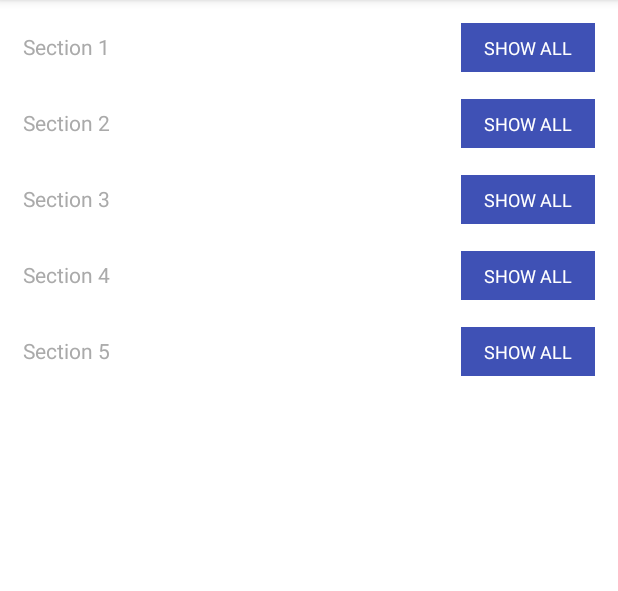
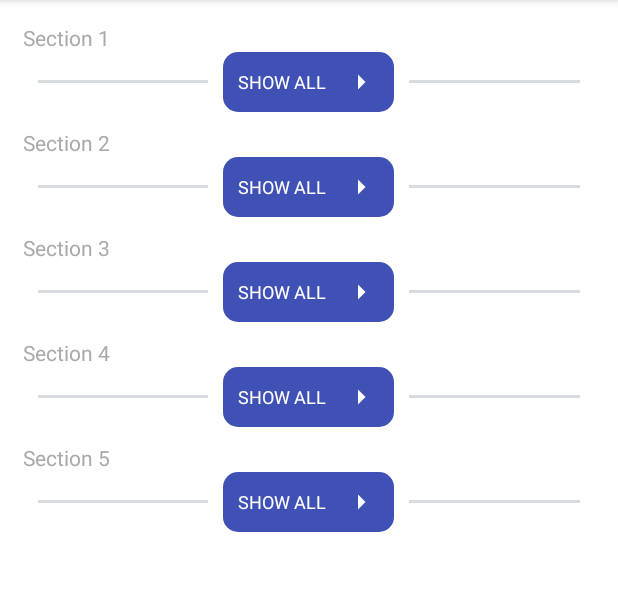
Before and after one commit to redoy-ahmed/SectionedRecyclerView, an Android app: the RecyclerViewActivity screen opened directly, with no data from a screen before it, on a phone screen of 412 x 824 dp, the part 84-675 px from its top. Run offline under Robolectric (Android 15) with nearby library versions, the phone set to English and light mode, and no system bars; 2 statements that could not run were skipped.

Commit message:
button position change

```diff
--- /dev/null
+++ b/app/src/main/res/drawable/arrow_right.xml
@@ -0,0 +1,5 @@
+<vector android:autoMirrored="true" android:height="24dp"
+    android:tint="#FEFEFE" android:viewportHeight="24"
+    android:viewportWidth="24" android:width="24dp" xmlns:android="http://schemas.android.com/apk/res/android">
+    <path android:fillColor="@android:color/white" android:pathData="M10,17l5,-5 -5,-5v10z"/>
+</vector>
--- /dev/null
+++ b/app/src/main/res/drawable/button_shape.xml
@@ -0,0 +1,6 @@
+<?xml version="1.0" encoding="utf-8"?>
+<shape xmlns:android="http://schemas.android.com/apk/res/android">
+    <solid
+        android:color="@color/colorPrimary"/>
+    <corners android:radius="10dp"/>
+</shape>
--- a/app/src/main/res/layout/section_custom_row_layout.xml
+++ b/app/src/main/res/layout/section_custom_row_layout.xml
@@ -10,32 +10,74 @@
         android:id="@+id/section_label"
         android:layout_width="wrap_content"
         android:layout_height="wrap_content"
-        android:layout_alignBaseline="@+id/section_show_all_button"
         android:layout_alignParentLeft="true"
         android:textColor="@android:color/darker_gray"
         android:textSize="14sp" />
 
+    <LinearLayout
+        android:layout_width="match_parent"
+        android:layout_height="wrap_content"
+        android:weightSum="3"
+        android:layout_marginStart="10dp"
+        android:layout_marginEnd="10dp"
+        android:layout_below="@id/item_recycler_view">
+
+        <View
+            android:id="@+id/line_row"
+            android:layout_width="0dp"
+            android:layout_height="2dp"
+            android:layout_weight="1"
+            android:padding="5dp"
+            android:layout_gravity="center_vertical"
+            android:background="#D9DBE3"
+            android:layout_below="@id/item_recycler_view"
+            android:layout_alignBaseline="@id/section_show_all_button">
+
+        </View>
+
         <TextView
             android:id="@+id/section_show_all_button"
-        android:layout_width="wrap_content"
+            android:drawableEnd="@drawable/arrow_right"
+            android:gravity="center_vertical"
+            android:layout_width="0dp"
             android:layout_height="wrap_content"
-        android:layout_alignParentRight="true"
-        android:background="@color/colorPrimary"
-        android:paddingLeft="15dp"
+            android:layout_weight="1"
+            android:layout_below="@id/item_recycler_view"
+            android:layout_centerInParent="true"
+            android:background="@drawable/button_shape"
+            android:layout_marginStart="10dp"
+            android:layout_marginEnd="10dp"
+            android:paddingLeft="10dp"
             android:paddingTop="8dp"
-        android:paddingRight="15dp"
+            android:paddingRight="10dp"
             android:paddingBottom="8dp"
             android:text="@string/show_all"
             android:textAllCaps="true"
             android:textColor="@android:color/white"
             android:textSize="12sp" />
 
+        <View
+            android:id="@+id/line_row2"
+            android:layout_width="0dp"
+            android:layout_height="2dp"
+            android:layout_weight="1"
+            android:padding="5dp"
+            android:layout_gravity="center_vertical"
+            android:background="#D9DBE3"
+            android:layout_below="@id/item_recycler_view"
+            android:layout_alignBaseline="@id/section_show_all_button">
+
+        </View>
+
+    </LinearLayout>
+
+
     <!--  recycler view for items -->
     <androidx.recyclerview.widget.RecyclerView
         android:id="@+id/item_recycler_view"
         android:layout_width="match_parent"
         android:layout_height="match_parent"
-        android:layout_below="@+id/section_show_all_button"
-        tools:listitem="@layout/item_custom_row_layout"
-        android:layout_marginTop="7dp" />
+        android:layout_below="@+id/section_label"
+
+        tools:listitem="@layout/item_custom_row_layout" />
 </RelativeLayout>
```
Lines whose indentation alone changed are shown as unchanged.
